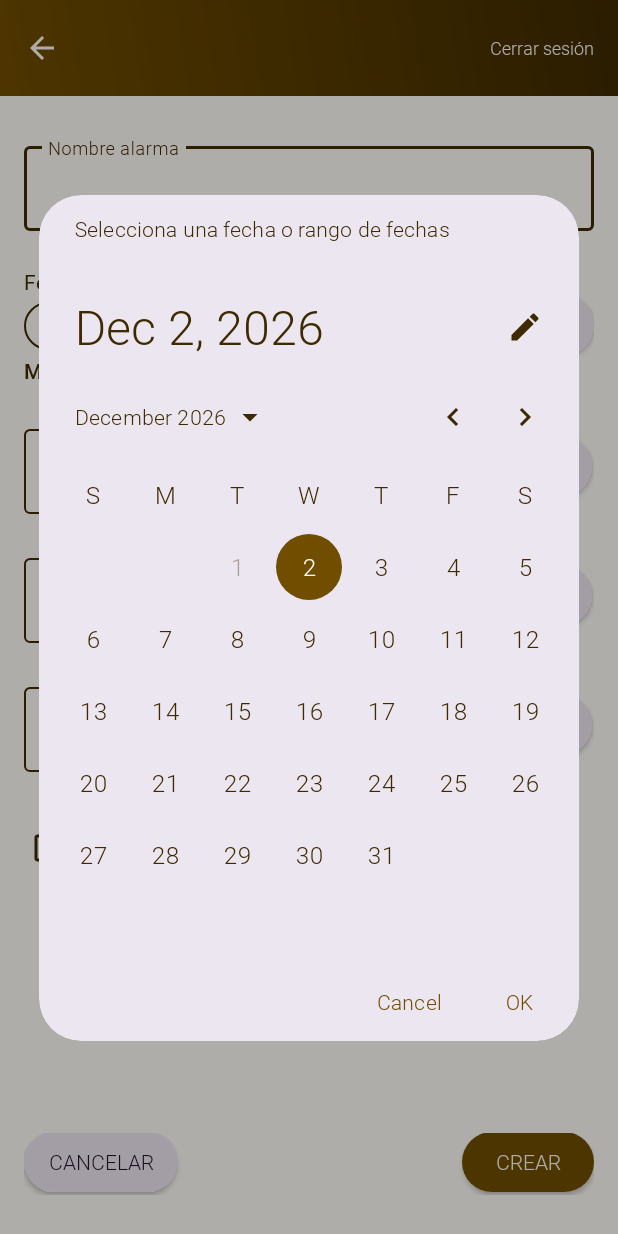
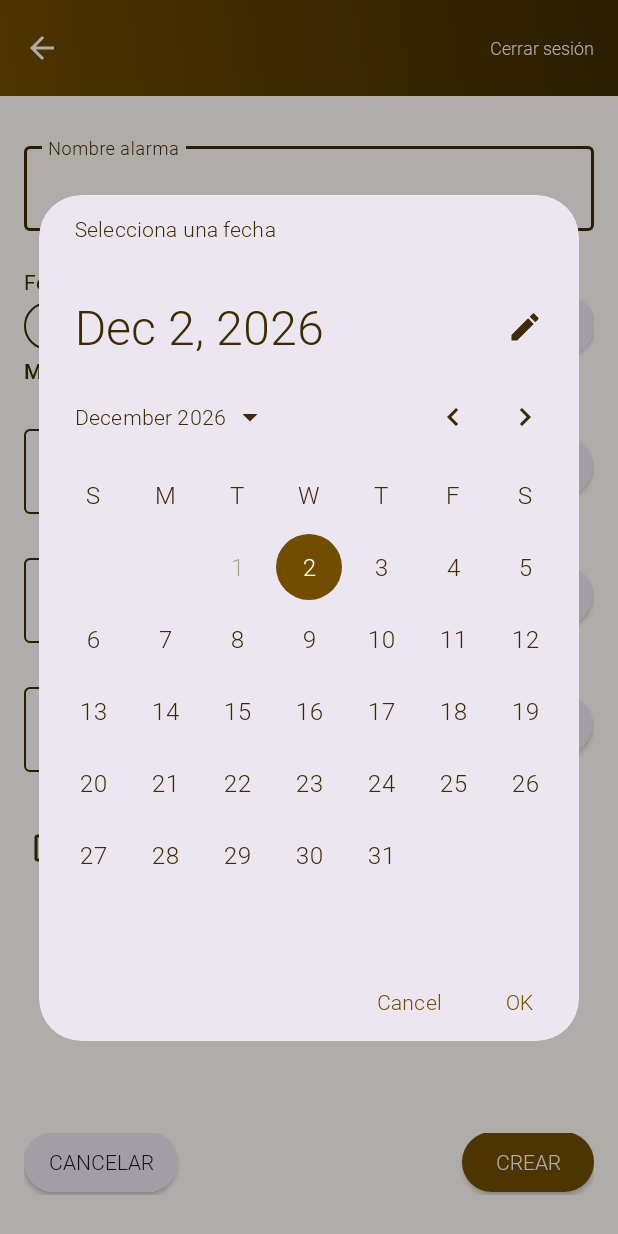
Before and after one commit to Molvilada/MISW4302-2024-11-EQUIPO10-DepartTime-Mobile, an Android app: the CreateAlarmActivity screen opened directly, with no data from a screen before it, after a tap on an icon or button, on a phone screen of 412 x 824 dp. Run offline under Robolectric (Android 15) with nearby library versions, the phone set to English and light mode, and no system bars.

Commit message:
:sparkles: timepicker

```diff
--- a/app/src/main/java/com/misoux/departtime/CreateAlarmActivity.kt
+++ b/app/src/main/java/com/misoux/departtime/CreateAlarmActivity.kt
@@ -13,6 +13,9 @@ import com.google.android.material.datepicker.DateValidatorPointForward
 import com.google.android.material.datepicker.MaterialDatePicker
 import com.google.android.material.textfield.TextInputLayout
 import androidx.core.util.Pair
+import com.google.android.material.timepicker.MaterialTimePicker
+import com.google.android.material.timepicker.TimeFormat
+import java.util.Calendar
 
 
 class CreateAlarmActivity : AppCompatActivity() {
@@ -56,7 +59,7 @@ class CreateAlarmActivity : AppCompatActivity() {
         buttonCalendar.setOnClickListener {
             val datePickerDialog = MaterialDatePicker.Builder.datePicker()
                 .setTheme(R.style.CustomMaterialDatePickerStyle)
-                .setTitleText("Selecciona una fecha o rango de fechas")
+                .setTitleText("Selecciona una fecha")
                 .setSelection(MaterialDatePicker.todayInUtcMilliseconds())
                 .setCalendarConstraints(constraintsBuilder.build())
                 .build()
@@ -65,5 +68,23 @@ class CreateAlarmActivity : AppCompatActivity() {
             datePickerDialog.show(supportFragmentManager, "datePicker")
         }
 
+        val now = Calendar.getInstance()
+        val currentHour = now.get(Calendar.HOUR_OF_DAY)
+        val currentMinute = now.get(Calendar.MINUTE)
+
+        val buttonDepartureTime: MaterialButton = findViewById(R.id.button_departure_time)
+        buttonDepartureTime.setOnClickListener {
+            val materialTimePicker = MaterialTimePicker.Builder()
+                .setTheme(R.style.CustomMaterialTimePickerStyle)
+                .setTitleText("Selecciona la hora de salida")
+                .setTimeFormat(TimeFormat.CLOCK_12H)
+                .setHour(currentHour)
+                .setMinute(currentMinute)
+                .build()
+
+            materialTimePicker.show(supportFragmentManager, "MaterialTimePicker")
+
+        }
+
     }
 }
--- a/app/src/main/res/layout/activity_create_alarm.xml
+++ b/app/src/main/res/layout/activity_create_alarm.xml
@@ -322,7 +322,6 @@
                 android:layout_width="wrap_content"
                 android:layout_height="wrap_content"
                 android:text="antes"
-
                 style="@style/LabelMedium"/>
 
         </LinearLayout>
--- a/app/src/main/res/values/styles.xml
+++ b/app/src/main/res/values/styles.xml
@@ -122,8 +122,19 @@
         <item name="colorSecondaryContainer">@color/primaryOpacity20</item>
     </style>
 
-
-
-
-
+    <style name="CustomMaterialTimePickerStyle" parent="ThemeOverlay.Material3.MaterialTimePicker">
+        <item name="colorPrimary">@color/primary</item>
+        <item name="colorOnPrimary">@color/onPrimary</item>
+        <item name="colorPrimaryContainer">@color/surfaceContainerHighest</item>
+        <item name="colorOnPrimaryContainer">@color/onPrimaryContainer</item>
+        <item name="colorSurface">@color/surface</item>
+        <item name="colorOnSurface">@color/onPrimaryContainer</item>
+        <item name="colorSurfaceVariant">@color/surfaceContainerHighest</item>
+        <item name="colorOnSurfaceVariant">@color/onPrimaryContainer</item>
+        <item name="colorSurfaceContainerHighest">@color/surfaceContainerHighest</item>
+        <item name="colorTertiaryContainer">@color/secondary</item>
+        <item name="colorOnTertiaryContainer">@color/onPrimaryContainer</item>
+        <item name="colorOnBackground">@color/onPrimaryContainer</item>
+        <item name="colorOutline">@color/onPrimaryContainer</item>
+    </style>
 </resources>
```
